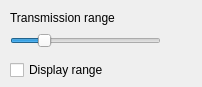
This is src/plugins/WComDecorator/control.ui in Bramas/manet-viz as Qt 5 draws it before an edit. The edited form follows.
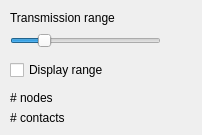
This is the edited form.

```diff
--- a/src/plugins/WComDecorator/control.ui
+++ b/src/plugins/WComDecorator/control.ui
@@ -7,13 +7,13 @@
     <x>0</x>
     <y>0</y>
     <width>202</width>
-    <height>87</height>
+    <height>135</height>
    </rect>
   </property>
   <property name="minimumSize">
    <size>
     <width>200</width>
-    <height>87</height>
+    <height>135</height>
    </size>
   </property>
   <property name="windowTitle">
@@ -80,6 +80,58 @@
     <string/>
    </property>
   </widget>
+  <widget class="QLabel" name="label_2">
+   <property name="geometry">
+    <rect>
+     <x>10</x>
+     <y>90</y>
+     <width>81</width>
+     <height>16</height>
+    </rect>
+   </property>
+   <property name="text">
+    <string># nodes</string>
+   </property>
+  </widget>
+  <widget class="QLabel" name="label_3">
+   <property name="geometry">
+    <rect>
+     <x>10</x>
+     <y>110</y>
+     <width>81</width>
+     <height>16</height>
+    </rect>
+   </property>
+   <property name="text">
+    <string># contacts</string>
+   </property>
+  </widget>
+  <widget class="QLabel" name="labelNrofNodes">
+   <property name="geometry">
+    <rect>
+     <x>110</x>
+     <y>90</y>
+     <width>81</width>
+     <height>16</height>
+    </rect>
+   </property>
+   <property name="text">
+    <string/>
+   </property>
+  </widget>
+  <widget class="QLabel" name="labelNrofContacts">
+   <property name="geometry">
+    <rect>
+     <x>110</x>
+     <y>110</y>
+     <width>81</width>
+     <height>16</height>
+    </rect>
+   </property>
+   <property name="text">
+    <string/>
+   </property>
+  </widget>
  </widget>
  <resources/>
  <connections/>
```
